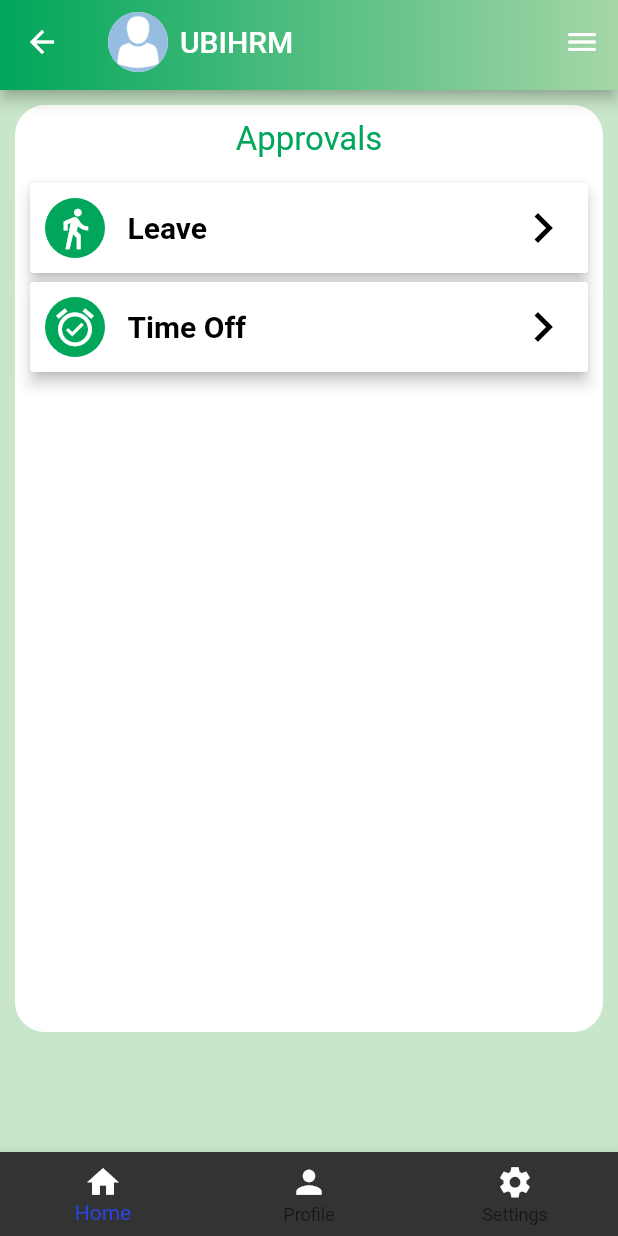
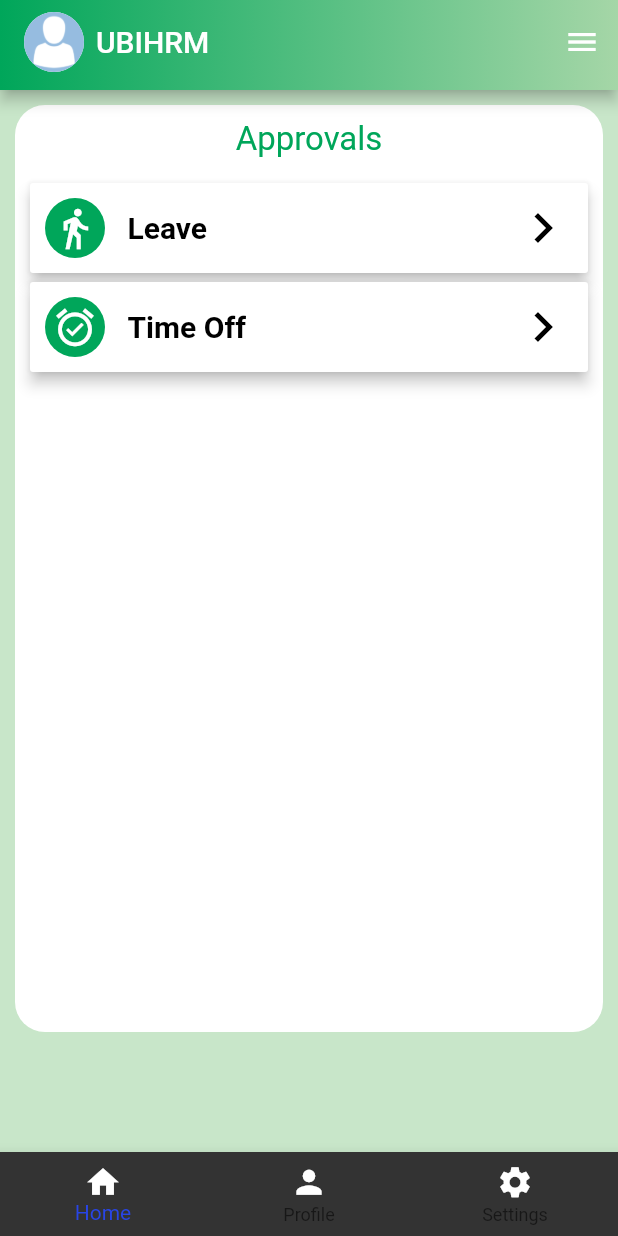
Before and after one commit to ubitechdevelopers/ubiHRM_v1.1.1, a Flutter app: the AllApprovals screen opened directly, on a phone screen of 412 x 824 dp. Run offline on Flutter 3.47's test engine with Material 2 defaults, Android fonts, the phone set to English and light mode, and no system bars; our stand-ins replace charts_flutter, connectivity, datetime_picker_formfield, dio, firebase_messaging, font_awesome_flutter and 8 more; missing offline and left inert: barcode_scan, geocoder, launch_review, rounded_modal, simple_permissions, validate; accounts and stored records are empty; network calls fail; statements that could not run were skipped; project files that could hold a hidden picture were left out.

Commit message:
ok done updateon6aprilagain

```diff
--- a/lib/appbar.dart
+++ b/lib/appbar.dart
@@ -46,10 +46,10 @@ class AppHeader extends StatelessWidget implements PreferredSizeWidget {
     return new GradientAppBar(
        backgroundColorStart: appStartColor(),
        backgroundColorEnd: appEndColor(),
-       // automaticallyImplyLeading: false,
-        leading: IconButton(icon:Icon(Icons.arrow_back),onPressed:(){
+       automaticallyImplyLeading: false,
+        /*leading: IconButton(icon:Icon(Icons.arrow_back),onPressed:(){
           Navigator.pop(context,true);
-        },),
+        },),*/
         title: Row(
 
           mainAxisAlignment: MainAxisAlignment.start,
--- a/lib/global.dart
+++ b/lib/global.dart
@@ -29,14 +29,16 @@ bottomNavigationColor(){
 circleIconBackgroundColor(){
   return Colors.green[50];
 }
-/*String path="http://192.168.0.200/UBIHRM/HRMINDIA/ubiapp/";
+/*
+String path="http://192.168.0.200/UBIHRM/HRMINDIA/ubiapp/";
 
 //String path_ubiattendance="http://192.168.0.200/ubiattendance/index.php/Att_services/";
 
 String path_ubiattendance="http://192.168.0.200/UBIHRM/HRMINDIA/HRMAPP/index.php/Att_services/";
 
 
-String path_hrm_india="http://192.168.0.200/UBIHRM/HRMINDIA/services/";*/
+String path_hrm_india="http://192.168.0.200/UBIHRM/HRMINDIA/services/";
+*/
 
 /*String path="https://ubitech.ubihrm.com/ubiapp/";
 String path_ubiattendance="https://ubitech.ubihrm.com/HRMAPP/index.php/Att_services/";
```
